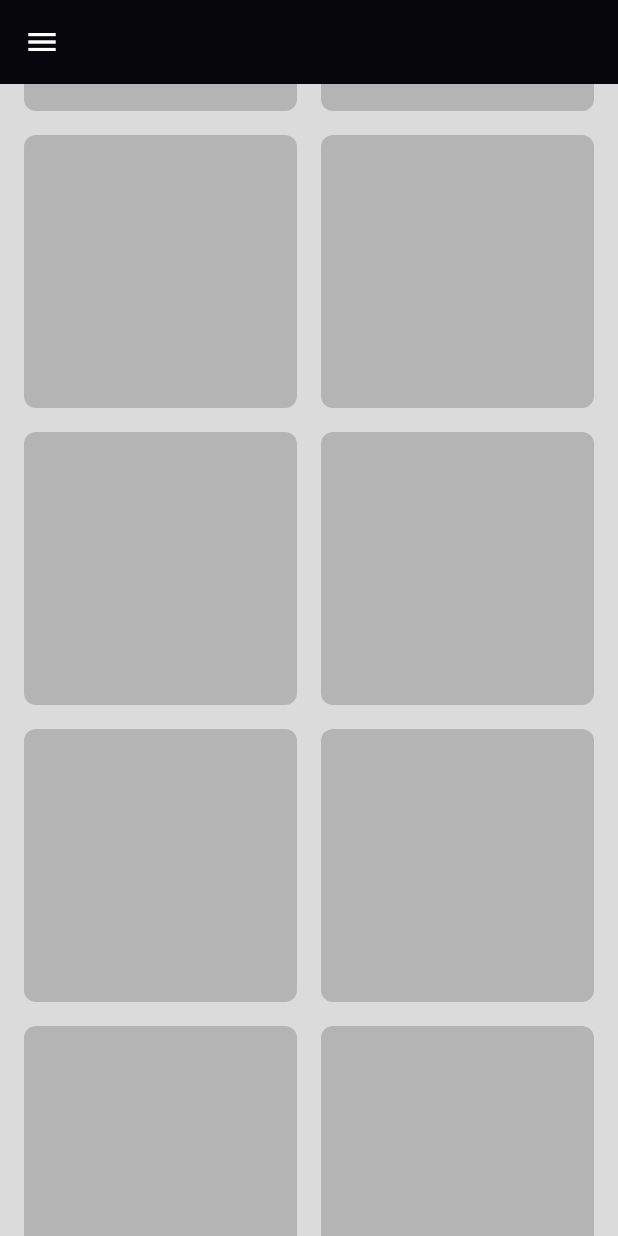
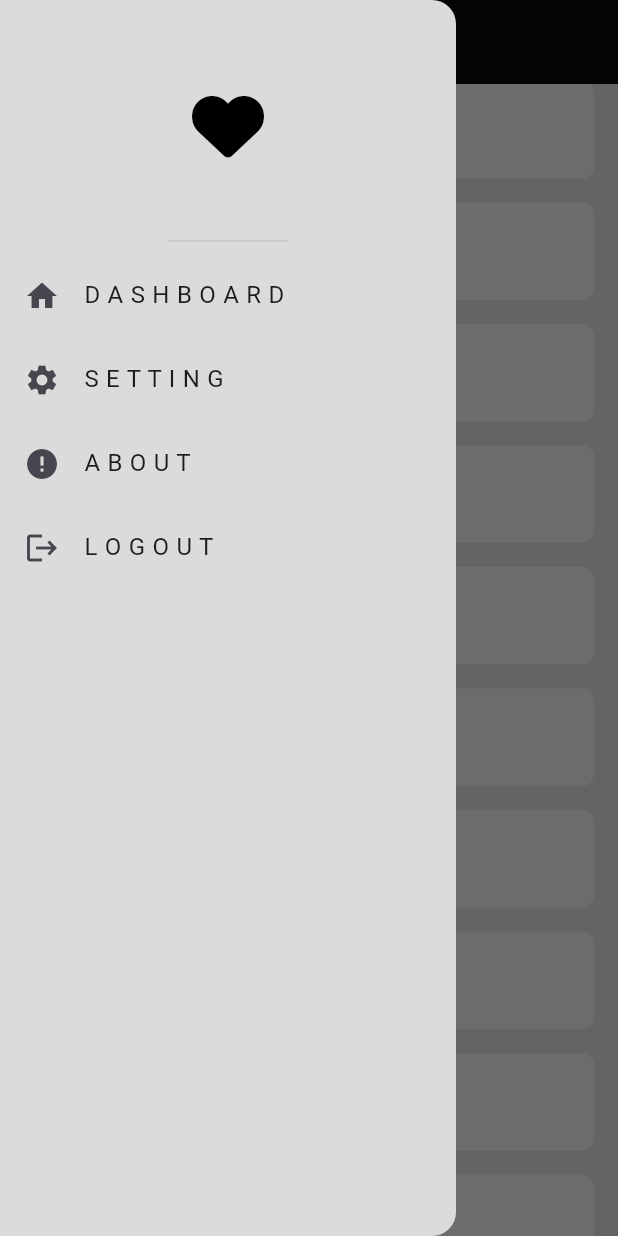
Before and after one commit to mahmoodhamdi/adaptive_ui, a Flutter app: the screen it shows after launch, scrolled down 576 dp, after a tap on the "menu" icon, on a phone screen of 412 x 824 dp. Run offline on Flutter 3.47's test engine with Material 3 defaults, Android fonts, the light colour scheme and no system bars; our stand-ins replace font_awesome_flutter.

Commit message:
drawer and finish mobile layout

```diff
--- a/lib/main.dart
+++ b/lib/main.dart
@@ -13,7 +13,7 @@
   Widget build(BuildContext context) {
     return const MaterialApp(
       title: 'Adaptive Ui',
-      home: HomeView(),
+      home:  HomeView(),
     );
   }
 }
--- a/lib/views/home_view.dart
+++ b/lib/views/home_view.dart
@@ -1,12 +1,22 @@
+import 'package:adaptive_ui/views/widgets/custom_drawer.dart';
 import 'package:adaptive_ui/views/widgets/home_view_body.dart';
 import 'package:flutter/material.dart';
 
-class HomeView extends StatelessWidget {
+class HomeView extends StatefulWidget {
   const HomeView({super.key});
+
+  @override
+  State<HomeView> createState() => _HomeViewState();
+}
+
+class _HomeViewState extends State<HomeView> {
+  GlobalKey<ScaffoldState> key = GlobalKey();
 
   @override
   Widget build(BuildContext context) {
     return Scaffold(
+      key: key,
+      drawer: const CustomDrawer(),
       backgroundColor: const Color(0xffdbdbdb),
       appBar: AppBar(
         backgroundColor: Colors.black,
@@ -15,7 +25,10 @@ class HomeView extends StatelessWidget {
             Icons.menu,
             color: Colors.white,
           ),
-          onPressed: () {},
+          onPressed: () {
+            key.currentState!.openDrawer();
+
+          },
         ),
       ),
       body: const HomeViewBody(),
--- /dev/null
+++ b/lib/views/widgets/custom_drawer.dart
@@ -0,0 +1,40 @@
+import 'package:adaptive_ui/views/widgets/drawer_item.dart';
+import 'package:flutter/material.dart';
+import 'package:font_awesome_flutter/font_awesome_flutter.dart';
+
+class CustomDrawer extends StatelessWidget {
+  const CustomDrawer({super.key});
+
+  @override
+  Widget build(BuildContext context) {
+    return const Drawer(
+      backgroundColor: Color(0xffdbdbdb),
+      child: Column(
+        children: [
+          DrawerHeader(
+              child: Icon(
+            FontAwesomeIcons.solidHeart,
+            size: 48,
+            color: Colors.black,
+          )),
+          DrawerItem(
+            leading: Icon(Icons.home),
+            title: "D A S H B O A R D",
+          ),
+          DrawerItem(
+            leading: Icon(Icons.settings),
+            title: "S E T T I N G",
+          ),
+          DrawerItem(
+            leading: Icon(Icons.error),
+            title: "A B O U T",
+          ),
+          DrawerItem(
+            leading: Icon(Icons.logout),
+            title: "L O G O U T",
+          ),
+        ],
+      ),
+    );
+  }
+}
--- /dev/null
+++ b/lib/views/widgets/custom_item.dart
@@ -0,0 +1,16 @@
+import 'package:flutter/material.dart';
+
+class CustomItem extends StatelessWidget {
+  const CustomItem({
+    super.key,
+  });
+
+  @override
+  Widget build(BuildContext context) {
+    return Container(
+      decoration: const BoxDecoration(
+          color: Color(0xffb4b4b4),
+          borderRadius: BorderRadius.all(Radius.circular(8))),
+    );
+  }
+}
--- /dev/null
+++ b/lib/views/widgets/custom_list_item.dart
@@ -0,0 +1,17 @@
+import 'package:flutter/material.dart';
+
+class CustomListItem extends StatelessWidget {
+  const CustomListItem({super.key});
+
+  @override
+  Widget build(BuildContext context) {
+    return Container(
+      height: 65,
+      decoration: const BoxDecoration(
+          borderRadius: BorderRadius.all(
+            Radius.circular(8),
+          ),
+          color: Color(0xffececec)),
+    );
+  }
+}
--- a/lib/views/widgets/custom_sliver_grid.dart
+++ b/lib/views/widgets/custom_sliver_grid.dart
@@ -1,3 +1,4 @@
+import 'package:adaptive_ui/views/widgets/custom_item.dart';
 import 'package:flutter/material.dart';
 
 class CustomSliverGrid extends StatelessWidget {
@@ -5,13 +6,9 @@ class CustomSliverGrid extends StatelessWidget {
 
   @override
   Widget build(BuildContext context) {
-    return SliverGrid.builder(
+    return SliverGrid.builder(itemCount: 4,
       itemBuilder: (context, index) {
-        return Container(
-          decoration: const BoxDecoration(
-              color: Color(0xffb4b4b4),
-              borderRadius: BorderRadius.all(Radius.circular(8))),
-        );
+        return CustomItem();
       },
       gridDelegate: const SliverGridDelegateWithFixedCrossAxisCount(
           crossAxisCount: 2, crossAxisSpacing: 16, mainAxisSpacing: 16),
--- /dev/null
+++ b/lib/views/widgets/custom_sliver_listview.dart
@@ -0,0 +1,19 @@
+import 'package:adaptive_ui/views/widgets/custom_list_item.dart';
+import 'package:flutter/material.dart';
+
+class CustomSliverListView extends StatelessWidget {
+  const CustomSliverListView({super.key});
+
+  @override
+  Widget build(BuildContext context) {
+    return SliverList.builder(
+      itemCount: 16,
+      itemBuilder: (context, index) {
+        return const Padding(
+          padding: EdgeInsets.only(top: 16.0),
+          child: CustomListItem(),
+        );
+      },
+    );
+  }
+}
--- /dev/null
+++ b/lib/views/widgets/drawer_item.dart
@@ -0,0 +1,14 @@
+import 'package:flutter/material.dart';
+
+class DrawerItem extends StatelessWidget {
+  const DrawerItem({super.key, required this.leading, required this.title});
+  final Icon leading;
+  final String title;
+  @override
+  Widget build(BuildContext context) {
+    return ListTile(
+      leading: leading,
+      title: Text(title),
+    );
+  }
+}
--- a/lib/views/widgets/home_view_body.dart
+++ b/lib/views/widgets/home_view_body.dart
@@ -1,4 +1,5 @@
 import 'package:adaptive_ui/views/widgets/custom_sliver_grid.dart';
+import 'package:adaptive_ui/views/widgets/custom_sliver_listview.dart';
 import 'package:flutter/material.dart';
 
 class HomeViewBody extends StatelessWidget {
@@ -9,13 +10,15 @@ class HomeViewBody extends StatelessWidget {
     return const Padding(
       padding: EdgeInsets.symmetric(horizontal: 16.0),
       child: CustomScrollView(
+        physics: BouncingScrollPhysics(),
         slivers: [
           SliverToBoxAdapter(
             child: SizedBox(
               height: 16,
             ),
           ),
-          CustomSliverGrid()
+          CustomSliverGrid(),
+          CustomSliverListView(),
         ],
       ),
     );
```
Also changed, not shown: pubspec.yaml (+4 -12 lines), pubspec.lock.
